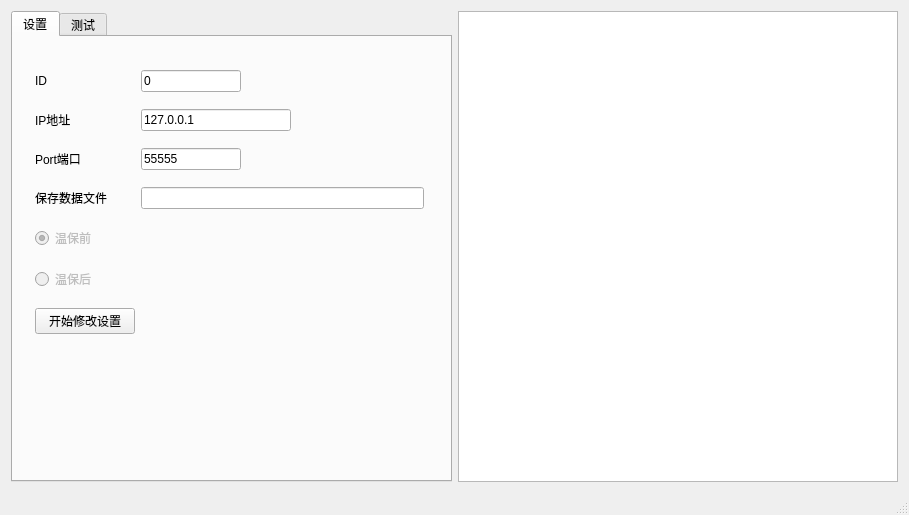
Old version of the form mainwindow.ui in the repository RuanJG/TCP_SYNC_FILE.
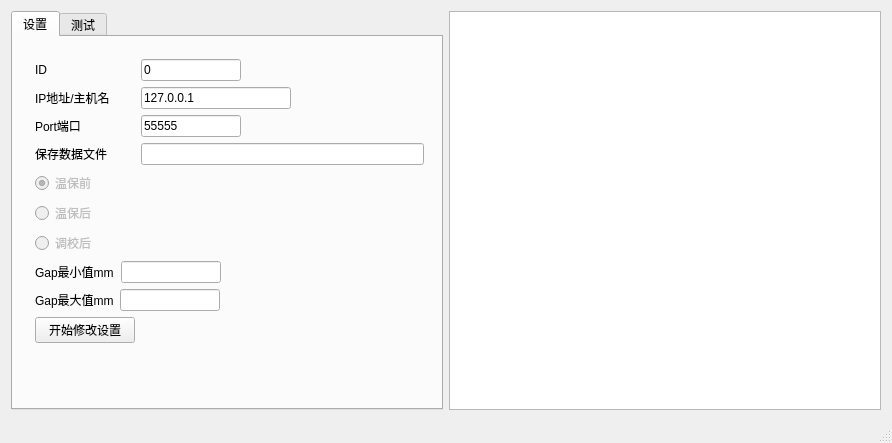
New version of the form.

Commit message: Ruan: add adjust data support

```diff
--- a/mainwindow.ui
+++ b/mainwindow.ui
@@ -6,8 +6,8 @@
    <rect>
     <x>0</x>
     <y>0</y>
-    <width>909</width>
-    <height>515</height>
+    <width>892</width>
+    <height>443</height>
    </rect>
   </property>
   <property name="windowTitle">
@@ -29,7 +29,7 @@
          <attribute name="title">
           <string>设置</string>
          </attribute>
-         <widget class="QWidget" name="">
+         <widget class="QWidget" name="layoutWidget">
           <property name="geometry">
            <rect>
             <x>11</x>
@@ -105,7 +105,7 @@
                 </size>
                </property>
                <property name="text">
-                <string>IP地址</string>
+                <string>IP地址/主机名</string>
                </property>
               </widget>
              </item>
@@ -251,6 +251,105 @@
              </property>
             </widget>
            </item>
+           <item>
+            <widget class="QRadioButton" name="adjustRadioButton">
+             <property name="enabled">
+              <bool>false</bool>
+             </property>
+             <property name="text">
+              <string>调校后</string>
+             </property>
+            </widget>
+           </item>
+           <item>
+            <layout class="QHBoxLayout" name="horizontalLayout_6">
+             <property name="spacing">
+              <number>7</number>
+             </property>
+             <item>
+              <widget class="QLabel" name="label_8">
+               <property name="maximumSize">
+                <size>
+                 <width>100</width>
+                 <height>16777215</height>
+                </size>
+               </property>
+               <property name="text">
+                <string>Gap最小值mm</string>
+               </property>
+              </widget>
+             </item>
+             <item>
+              <widget class="QLineEdit" name="minGaplineEdit">
+               <property name="maximumSize">
+                <size>
+                 <width>100</width>
+                 <height>16777215</height>
+                </size>
+               </property>
+               <property name="readOnly">
+                <bool>true</bool>
+               </property>
+              </widget>
+             </item>
+             <item>
+              <spacer name="horizontalSpacer_4">
+               <property name="orientation">
+                <enum>Qt::Horizontal</enum>
+               </property>
+               <property name="sizeHint" stdset="0">
+                <size>
+                 <width>40</width>
+                 <height>20</height>
+                </size>
+               </property>
+              </spacer>
+             </item>
+            </layout>
+           </item>
+           <item>
+            <layout class="QHBoxLayout" name="horizontalLayout_7">
+             <item>
+              <widget class="QLabel" name="label_9">
+               <property name="maximumSize">
+                <size>
+                 <width>100</width>
+                 <height>16777215</height>
+                </size>
+               </property>
+               <property name="text">
+                <string>Gap最大值mm</string>
+               </property>
+              </widget>
+             </item>
+             <item>
+              <widget class="QLineEdit" name="maxGaplineEdit_2">
+               <property name="maximumSize">
+                <size>
+                 <width>100</width>
+                 <height>16777215</height>
+                </size>
+               </property>
+               <property name="readOnly">
+                <bool>true</bool>
+               </property>
+              </widget>
+             </item>
+             <item>
+              <spacer name="horizontalSpacer_5">
+               <property name="orientation">
+                <enum>Qt::Horizontal</enum>
+               </property>
+               <property name="sizeHint" stdset="0">
+                <size>
+                 <width>40</width>
+                 <height>20</height>
+                </size>
+               </property>
+              </spacer>
+             </item>
+            </layout>
+           </item>
            <item>
             <widget class="QPushButton" name="pushButton">
              <property name="maximumSize">
```
Left out of the diff: 48 changed lines with no effect on the pictures. The commit also changes 3 other files.
